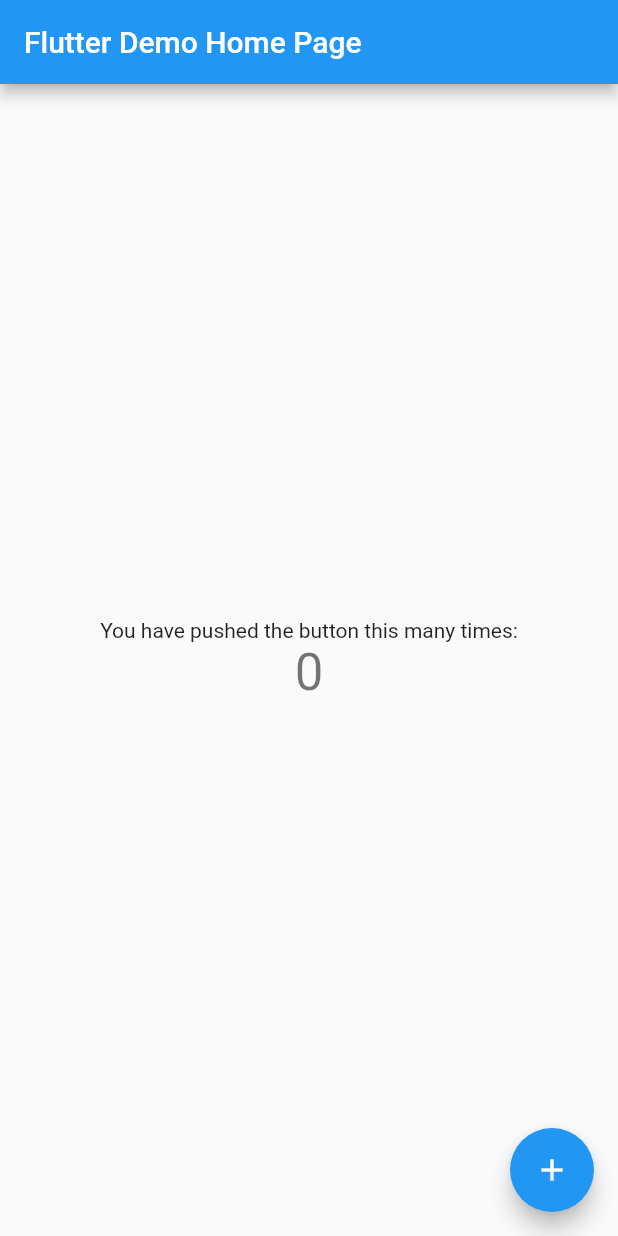
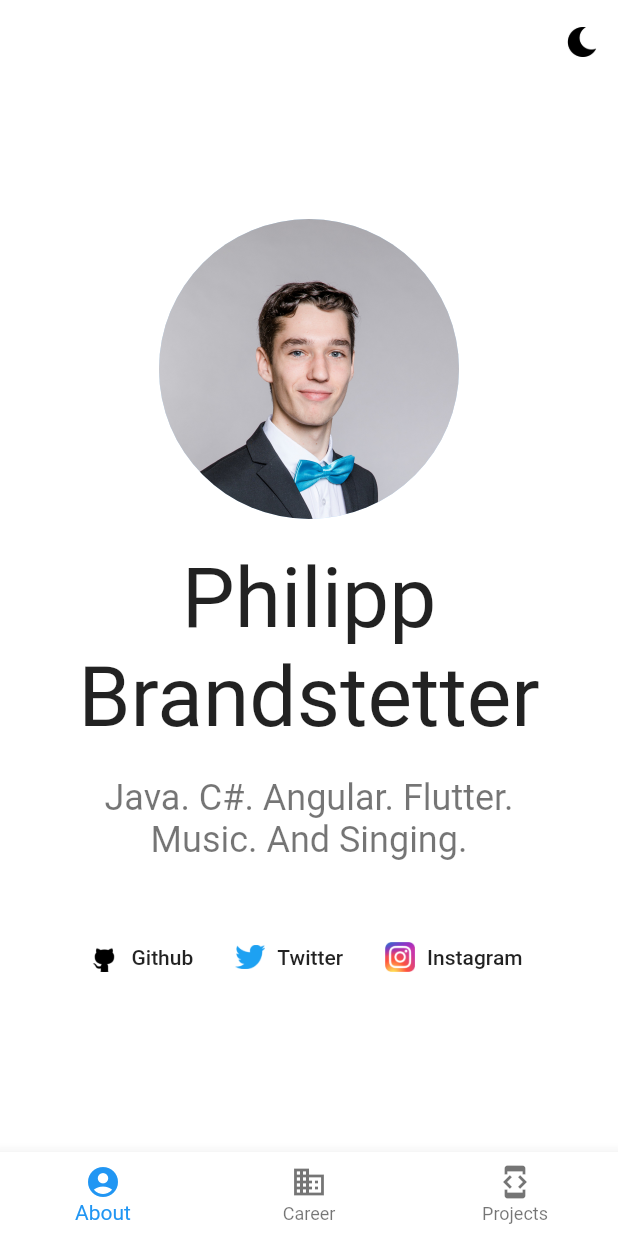
Before and after one commit to pbrandstetter/my-site, a Flutter app: the screen it shows after launch, on a phone screen of 412 x 824 dp. Run offline on Flutter 3.47's test engine with Material 2 defaults, Android fonts, the phone set to English and light mode, and no system bars; missing offline and left inert: dart:html.

Commit message:
Created HomePage

```diff
--- /dev/null
+++ b/lib/about.dart
@@ -0,0 +1,85 @@
+import 'package:flutter/material.dart';
+import 'package:pbrandstetter/config/assets.dart';
+import 'dart:html' as html;
+
+import 'config/constants.dart';
+
+class AboutTab extends StatelessWidget {
+  const AboutTab({Key key}) : super(key: key);
+
+  @override
+  Widget build(BuildContext context) {
+    return SingleChildScrollView(
+      child: Center(
+        child: Padding(
+          padding: const EdgeInsets.only(bottom: 16.0),
+          child: Column(
+            crossAxisAlignment: CrossAxisAlignment.center,
+            children: <Widget>[
+              CircleAvatar(
+                radius: 100,
+                backgroundImage: Image.asset(Assets.portrait).image,
+              ),
+              SizedBox(
+                height: 20,
+              ),
+              Text(
+                'Philipp Brandstetter',
+                textScaleFactor: 4,
+                textAlign: TextAlign.center,
+              ),
+              SizedBox(
+                height: 20,
+              ),
+              Text(
+                'Java. C#. Angular. Flutter.\nMusic. And Singing.',
+                style: Theme.of(context).textTheme.caption,
+                textScaleFactor: 2,
+                textAlign: TextAlign.center,
+              ),
+              SizedBox(
+                height: 40,
+              ),
+              Row(
+                mainAxisAlignment: MainAxisAlignment.center,
+                crossAxisAlignment: CrossAxisAlignment.center,
+                children: <Widget>[
+                  FlatButton.icon(
+                    icon: SizedBox(
+                      width: 20,
+                      height: 20,
+                      child: Image.asset(Assets.github),
+                    ),
+                    label: Text('Github'),
+                    onPressed: () => html.window
+                        .open(Constants.PROFILE_GITHUB, 'pbrandstetter'),
+                  ),
+                  FlatButton.icon(
+                    icon: SizedBox(
+                      width: 20,
+                      height: 20,
+                      child: Image.asset(Assets.twitter),
+                    ),
+                    label: Text('Twitter'),
+                    onPressed: () => html.window
+                        .open(Constants.PROFILE_TWITTER, 'pbrandstetter'),
+                  ),
+                  FlatButton.icon(
+                    icon: SizedBox(
+                      width: 20,
+                      height: 20,
+                      child: Image.asset(Assets.instagram),
+                    ),
+                    label: Text('Instagram'),
+                    onPressed: () => html.window
+                        .open(Constants.PROFILE_INSTAGRAM, 'pbrandstetter'),
+                  ),
+                ],
+              ),
+            ],
+          ),
+        ),
+      ),
+    );
+  }
+}
--- /dev/null
+++ b/lib/config/assets.dart
@@ -0,0 +1,7 @@
+class Assets {
+  static const portrait = 'assets/portrait.jpg';
+  static const github = 'assets/github.png';
+  static const twitter = 'assets/twitter.png';
+  static const instagram = 'assets/instagram.png';
+  static const moon = 'assets/moon.png';
+}
--- /dev/null
+++ b/lib/config/constants.dart
@@ -0,0 +1,6 @@
+class Constants {
+  static const PROFILE_GITHUB = 'https://github.com/pbrandstetter';
+  static const PROFILE_TWITTER = 'https://twitter.com/phips_b';
+  static const PROFILE_INSTAGRAM = 'https://instagram.com/phips.b';
+  static const PROFILE_LINKEDIN = 'https://www.linkedin.com/in/philipp-brandstetter-25869a199/';
+}
--- /dev/null
+++ b/lib/config/themes.dart
@@ -0,0 +1,39 @@
+import 'package:flutter/material.dart';
+darkTheme(context) {
+  return ThemeData(
+    // fontFamily: 'GoogleSansRegular',
+    primarySwatch: Colors.blue,
+    primaryColor: Colors.black,
+    accentColor: Colors.blue,
+    disabledColor: Colors.grey,
+    cardColor: Color(0xff1f2124),
+    canvasColor: Colors.black,
+    brightness: Brightness.dark,
+    buttonTheme: Theme.of(context).buttonTheme.copyWith(
+        colorScheme: ColorScheme.dark(),
+        buttonColor: Colors.blue,
+        splashColor: Colors.black),
+    appBarTheme: AppBarTheme(
+      elevation: 0.0,
+    ),
+  );
+}
+lightTheme(context) {
+  return ThemeData(
+    //  fontFamily: 'GoogleSansRegular',
+    primarySwatch: Colors.blue,
+    primaryColor: Colors.white,
+    accentColor: Colors.blue,
+    disabledColor: Colors.grey,
+    cardColor: Colors.white,
+    canvasColor: Colors.white,
+    brightness: Brightness.light,
+    buttonTheme: Theme.of(context).buttonTheme.copyWith(
+        colorScheme: ColorScheme.light(),
+        buttonColor: Colors.blue,
+        splashColor: Colors.white),
+    appBarTheme: AppBarTheme(
+      elevation: 0.0,
+    ),
+  );
+}
--- /dev/null
+++ b/lib/home.dart
@@ -0,0 +1,60 @@
+import 'package:flutter/material.dart';
+import 'package:pbrandstetter/widgets/theme_inherited_widget.dart';
+
+import 'about.dart';
+import 'config/assets.dart';
+
+class HomePage extends StatefulWidget {
+  @override
+  _HomePageState createState() => _HomePageState();
+}
+
+class _HomePageState extends State<HomePage> {
+  int _selectedIndex = 0;
+  static List<Widget> tabWidgets = <Widget>[
+    AboutTab(),
+    // BlogTab(),
+    // ProjectsTab()
+  ];
+
+  @override
+  void initState() {
+    super.initState();
+  }
+
+  @override
+  Widget build(BuildContext context) {
+    return Scaffold(
+      appBar: AppBar(
+        actions: <Widget>[
+          IconButton(
+            icon: ThemeSwitcher.of(context).isDarkModeOn ? Icon(Icons.wb_sunny) : Image.asset(Assets.moon, height: 20, width: 20,),
+            onPressed: () => ThemeSwitcher.of(context).switchDarkMode(),
+          ),
+        ],
+      ),
+      body: Center(
+        child: tabWidgets.elementAt(_selectedIndex),
+      ),
+      bottomNavigationBar: BottomNavigationBar(
+        items: const <BottomNavigationBarItem>[
+          BottomNavigationBarItem(
+            icon: Icon(Icons.account_circle),
+            title: Text('About'),
+          ),
+          BottomNavigationBarItem(
+            icon: Icon(Icons.business),
+            title: Text('Career'),
+          ),
+          BottomNavigationBarItem(
+            icon: Icon(Icons.developer_mode),
+            title: Text('Projects'),
+          )
+        ],
+        currentIndex: _selectedIndex,
+        onTap: (index) => setState(() => _selectedIndex = index),
+        selectedItemColor: Theme.of(context).accentColor,
+      ),
+    );
+  }
+}
--- a/lib/main.dart
+++ b/lib/main.dart
@@ -1,113 +1,35 @@
 import 'package:flutter/material.dart';
+import 'package:pbrandstetter/home.dart';
+import 'package:pbrandstetter/widgets/theme_inherited_widget.dart';
 
-void main() {
-  runApp(MyApp());
-}
+import 'config/themes.dart';
+
+void main() => runApp(MyApp());
 
 class MyApp extends StatelessWidget {
-  // This widget is the root of your application.
   @override
   Widget build(BuildContext context) {
-    return MaterialApp(
-      title: 'Flutter Demo',
-      theme: ThemeData(
-        // This is the theme of your application.
-        //
-        // Try running your application with "flutter run". You'll see the
-        // application has a blue toolbar. Then, without quitting the app, try
-        // changing the primarySwatch below to Colors.green and then invoke
-        // "hot reload" (press "r" in the console where you ran "flutter run",
-        // or simply save your changes to "hot reload" in a Flutter IDE).
-        // Notice that the counter didn't reset back to zero; the application
-        // is not restarted.
-        primarySwatch: Colors.blue,
-      ),
-      home: MyHomePage(title: 'Flutter Demo Home Page'),
+    return ThemeSwitcherWidget(
+      initialDarkModeOn: false,
+      child: Pbrandsteter(),
     );
   }
 }
 
-class MyHomePage extends StatefulWidget {
-  MyHomePage({Key key, this.title}) : super(key: key);
-
-  // This widget is the home page of your application. It is stateful, meaning
-  // that it has a State object (defined below) that contains fields that affect
-  // how it looks.
-
-  // This class is the configuration for the state. It holds the values (in this
-  // case the title) provided by the parent (in this case the App widget) and
-  // used by the build method of the State. Fields in a Widget subclass are
-  // always marked "final".
-
-  final String title;
-
-  @override
-  _MyHomePageState createState() => _MyHomePageState();
-}
-
-class _MyHomePageState extends State<MyHomePage> {
-  int _counter = 0;
-
-  void _incrementCounter() {
-    setState(() {
-      // This call to setState tells the Flutter framework that something has
-      // changed in this State, which causes it to rerun the build method below
-      // so that the display can reflect the updated values. If we changed
-      // _counter without calling setState(), then the build method would not be
-      // called again, and so nothing would appear to happen.
-      _counter++;
-    });
-  }
+class Pbrandsteter extends StatelessWidget {
+  const Pbrandsteter({
+    Key key,
+  }) : super(key: key);
 
   @override
   Widget build(BuildContext context) {
-    // This method is rerun every time setState is called, for instance as done
-    // by the _incrementCounter method above.
-    //
-    // The Flutter framework has been optimized to make rerunning build methods
-    // fast, so that you can just rebuild anything that needs updating rather
-    // than having to individually change instances of widgets.
-    return Scaffold(
-      appBar: AppBar(
-        // Here we take the value from the MyHomePage object that was created by
-        // the App.build method, and use it to set our appbar title.
-        title: Text(widget.title),
-      ),
-      body: Center(
-        // Center is a layout widget. It takes a single child and positions it
-        // in the middle of the parent.
-        child: Column(
-          // Column is also a layout widget. It takes a list of children and
-          // arranges them vertically. By default, it sizes itself to fit its
-          // children horizontally, and tries to be as tall as its parent.
-          //
-          // Invoke "debug painting" (press "p" in the console, choose the
-          // "Toggle Debug Paint" action from the Flutter Inspector in Android
-          // Studio, or the "Toggle Debug Paint" command in Visual Studio Code)
-          // to see the wireframe for each widget.
-          //
-          // Column has various properties to control how it sizes itself and
-          // how it positions its children. Here we use mainAxisAlignment to
-          // center the children vertically; the main axis here is the vertical
-          // axis because Columns are vertical (the cross axis would be
-          // horizontal).
-          mainAxisAlignment: MainAxisAlignment.center,
-          children: <Widget>[
-            Text(
-              'You have pushed the button this many times:',
-            ),
-            Text(
-              '$_counter',
-              style: Theme.of(context).textTheme.headline4,
-            ),
-          ],
-        ),
-      ),
-      floatingActionButton: FloatingActionButton(
-        onPressed: _incrementCounter,
-        tooltip: 'Increment',
-        child: Icon(Icons.add),
-      ), // This trailing comma makes auto-formatting nicer for build methods.
+    return MaterialApp(
+      debugShowCheckedModeBanner: false,
+      title: 'brandstetter',
+      theme: ThemeSwitcher.of(context).isDarkModeOn
+          ? darkTheme(context)
+          : lightTheme(context),
+      home: HomePage(),
     );
   }
 }
--- /dev/null
+++ b/lib/widgets/theme_inherited_widget.dart
@@ -0,0 +1,54 @@
+import 'package:flutter/cupertino.dart';
+import 'package:flutter/material.dart';
+
+class ThemeSwitcher extends InheritedWidget {
+  final _ThemeSwitcherWidgetState data;
+
+  const ThemeSwitcher({
+    Key key,
+    @required this.data,
+    @required Widget child,
+  })  : assert(child != null),
+        super(key: key, child: child);
+
+  static _ThemeSwitcherWidgetState of(BuildContext context) {
+    return (context.dependOnInheritedWidgetOfExactType<ThemeSwitcher>()).data;
+  }
+
+  @override
+  bool updateShouldNotify(ThemeSwitcher old) {
+    return this != old;
+  }
+}
+
+class ThemeSwitcherWidget extends StatefulWidget {
+  final bool initialDarkModeOn;
+  final Widget child;
+
+  ThemeSwitcherWidget({Key key, this.initialDarkModeOn, this.child})
+      : assert(initialDarkModeOn != null),
+        assert(child != null),
+        super(key: key);
+
+  @override
+  _ThemeSwitcherWidgetState createState() => _ThemeSwitcherWidgetState();
+}
+
+class _ThemeSwitcherWidgetState extends State<ThemeSwitcherWidget> {
+  bool isDarkModeOn;
+
+  void switchDarkMode() {
+    setState(() {
+      isDarkModeOn = !isDarkModeOn;
+    });
+  }
+
+  @override
+  Widget build(BuildContext context) {
+    isDarkModeOn = isDarkModeOn ?? widget.initialDarkModeOn;
+    return ThemeSwitcher(
+      data: this,
+      child: widget.child,
+    );
+  }
+}
```
Also changed, not shown: pubspec.yaml (+8 -6 lines), assets/github.png (added), assets/instagram.png (added), assets/moon.png (added), assets/portrait.jpg (added), assets/twitter.png (added), pubspec.lock, 6 other files.
